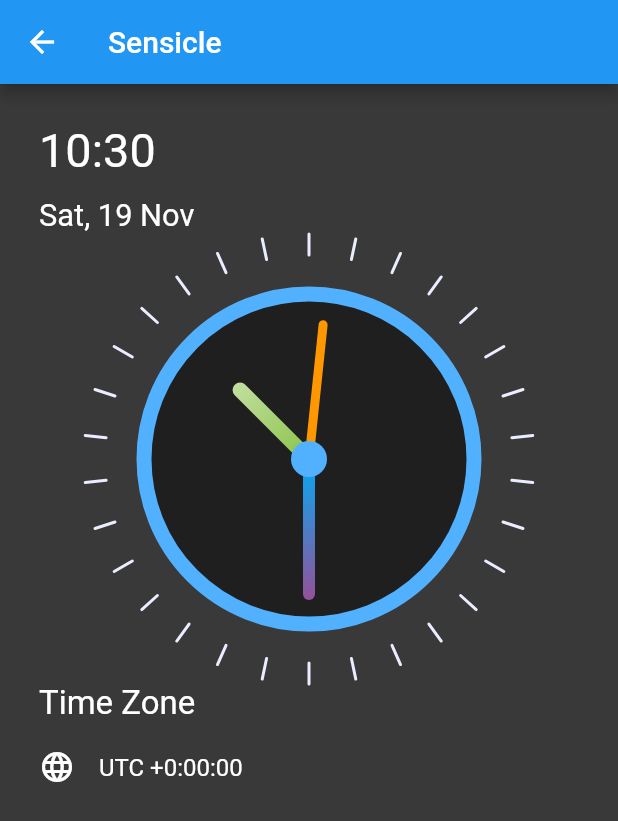
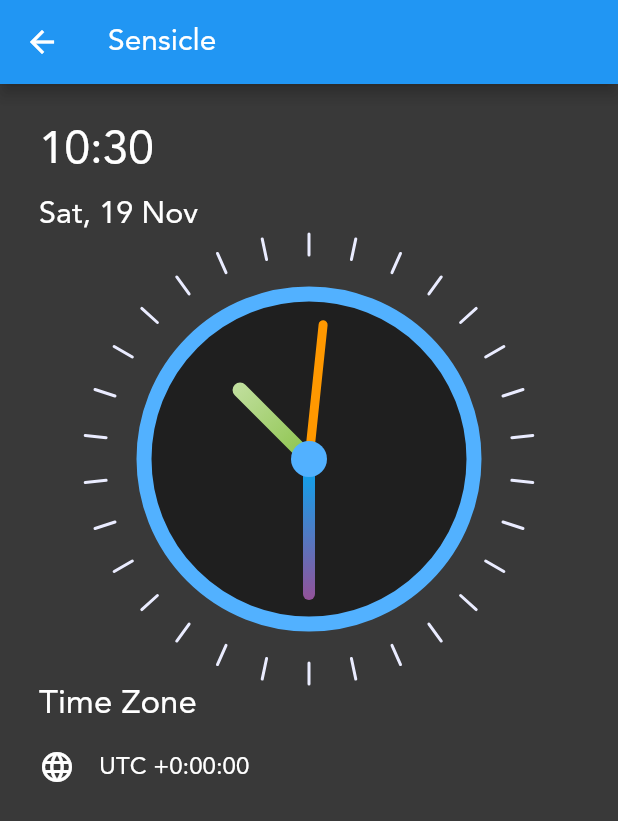
Before and after one commit to luthfibg/flutter_alarm_x, a Flutter app: the ClockPage screen opened directly, on a phone screen of 412 x 824 dp. Shown: the top 821 px of the screen. Run offline on Flutter 3.47's test engine with Material 2 defaults, Android fonts, the phone set to English and light mode, and no system bars; our stand-ins replace double_back_to_close, persistent_bottom_nav_bar.

Commit message:
[ADD] font asset

```diff
--- a/lib/navpages/clock.dart
+++ b/lib/navpages/clock.dart
@@ -29,7 +29,10 @@ class _ClockPageState extends State<ClockPage> {
       backgroundColor: black87a,
       appBar: AppBar(
         backgroundColor: Theme.of(context).primaryColor,
-        title: const Text('Sensicle'),
+        title: const Text(
+          'Sensicle',
+          style: TextStyle(fontFamily: 'avenir'),
+        ),
       ),
       body: Container(
         height: 500,
@@ -48,8 +51,11 @@ class _ClockPageState extends State<ClockPage> {
                         padding: EdgeInsets.fromLTRB(0.0, 10.0, 0.0, 0.0)),
                     Text(
                       formattedTime,
-                      style:
-                          const TextStyle(color: Colors.white, fontSize: 999),
+                      style: const TextStyle(
+                        color: Colors.white,
+                        fontSize: 999,
+                        fontFamily: 'avenir',
+                      ),
                     ),
                   ],
                 ),
@@ -63,7 +69,11 @@ class _ClockPageState extends State<ClockPage> {
                         padding: EdgeInsets.fromLTRB(0.0, 25.0, 0.0, 0.0)),
                     Text(
                       formattedDate,
-                      style: const TextStyle(color: Colors.white, fontSize: 40),
+                      style: const TextStyle(
+                        color: Colors.white,
+                        fontSize: 40,
+                        fontFamily: 'avenir',
+                      ),
                     ),
                   ],
                 ),
@@ -73,7 +83,11 @@ class _ClockPageState extends State<ClockPage> {
             const Expanded(
               child: Text(
                 'Time Zone',
-                style: TextStyle(color: Colors.white, fontSize: 22),
+                style: TextStyle(
+                  color: Colors.white,
+                  fontSize: 22,
+                  fontFamily: 'avenir',
+                ),
               ),
             ),
             Expanded(
@@ -88,7 +102,11 @@ class _ClockPageState extends State<ClockPage> {
                   ),
                   Text(
                     'UTC $offSetSign$timezoneString',
-                    style: const TextStyle(color: Colors.white, fontSize: 16),
+                    style: const TextStyle(
+                      color: Colors.white,
+                      fontSize: 16,
+                      fontFamily: 'avenir',
+                    ),
                   ),
                 ],
               ),
```
Also changed, not shown: pubspec.yaml (+11 -9 lines), assets/fonts/avenir_black.otf (added), assets/fonts/avenir_book.otf (added), assets/fonts/avenir_roman.otf (added).
